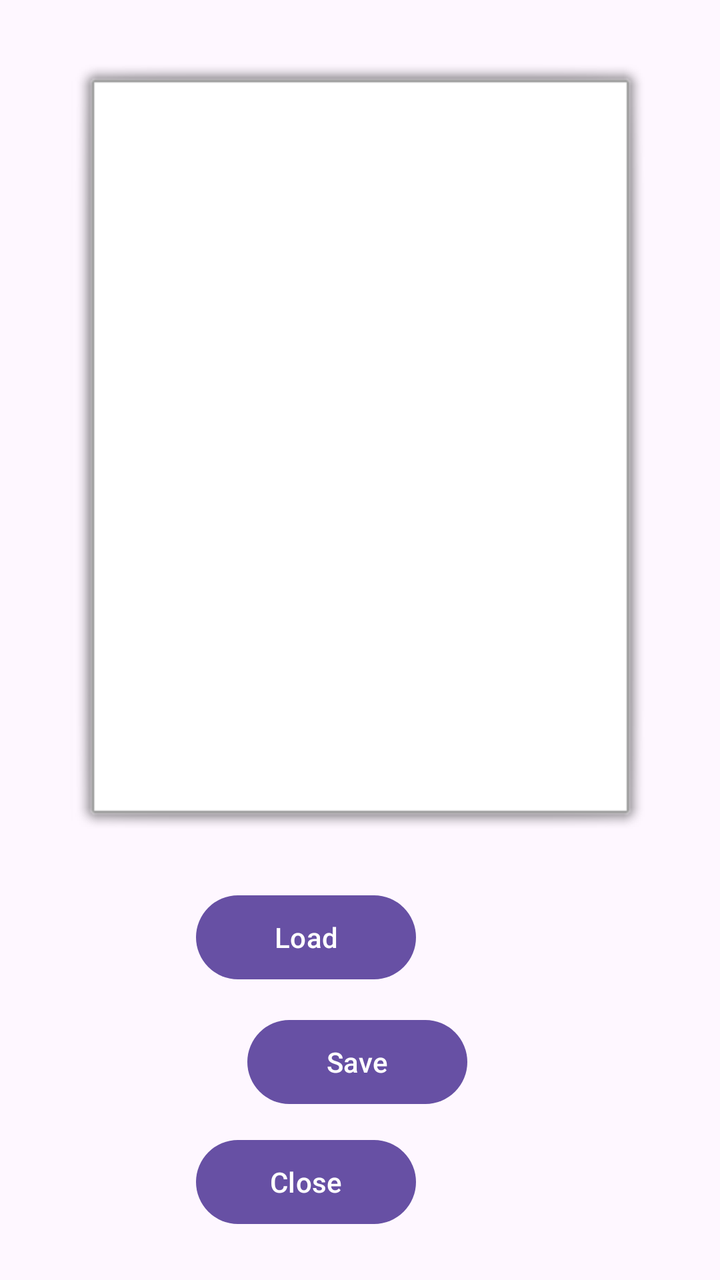
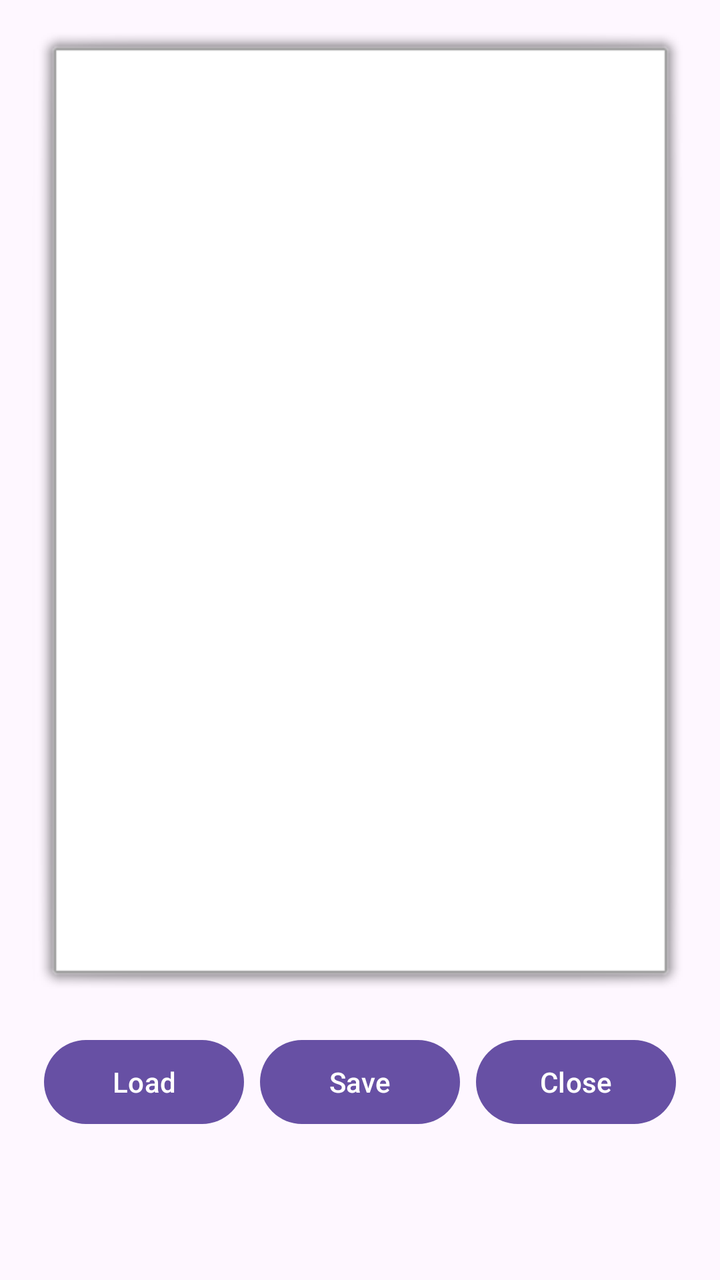

Screens rendered from an Android XML layout before and after an edit, with the pre-edit source and the edit as a unified diff.
<!-- AndroidManifest.xml: application theme Theme.NfcTest1 -->
<!-- res/layout/activity_main.xml -->
<?xml version="1.0" encoding="utf-8"?>
<androidx.constraintlayout.widget.ConstraintLayout xmlns:android="http://schemas.android.com/apk/res/android"
    xmlns:app="http://schemas.android.com/apk/res-auto"
    xmlns:tools="http://schemas.android.com/tools"
    android:id="@+id/main"
    android:layout_width="match_parent"
    android:layout_height="match_parent"
    tools:context=".MainActivity">

    <TextView
        android:id="@+id/textView"
        android:layout_width="wrap_content"
        android:layout_height="wrap_content"
        android:text="Hello World!"
        app:layout_constraintBottom_toBottomOf="parent"
        app:layout_constraintEnd_toEndOf="parent"
        app:layout_constraintStart_toStartOf="parent"
        app:layout_constraintTop_toTopOf="parent"
        app:layout_constraintVertical_bias="0.629" />


    <Button
        android:id="@+id/buttonClose"
        android:layout_width="110dp"
        android:layout_height="50dp"
        android:layout_marginEnd="152dp"
        android:layout_marginBottom="24dp"
        android:text="Close"
        app:layout_constraintBottom_toBottomOf="parent"
        app:layout_constraintEnd_toEndOf="parent" />

    <TextView
        android:id="@+id/txtquestion"
        android:layout_width="290dp"
        android:layout_height="388dp"
        android:layout_marginStart="32dp"
        android:layout_marginTop="32dp"
        android:layout_marginEnd="32dp"
        android:background="@android:drawable/alert_light_frame"
        android:lines="20"
        android:scrollbars="vertical"
        android:scrollHorizontally="false"
        android:textSize="15sp"
        app:layout_constraintEnd_toEndOf="parent"
        app:layout_constraintStart_toStartOf="parent"
        app:layout_constraintTop_toTopOf="parent" />

    <Button
        android:id="@+id/buttonLoad"
        android:layout_width="110dp"
        android:layout_height="50dp"
        android:layout_marginStart="149dp"
        android:layout_marginTop="26dp"
        android:layout_marginEnd="152dp"
        android:layout_marginBottom="2dp"
        android:text="Load"
        app:layout_constraintBottom_toTopOf="@+id/buttonSave"
        app:layout_constraintEnd_toEndOf="parent"
        app:layout_constraintHorizontal_bias="1.0"
        app:layout_constraintStart_toStartOf="parent"
        app:layout_constraintTop_toBottomOf="@+id/textView" />

    <Button
        android:id="@+id/buttonSave"
        android:layout_width="110dp"
        android:layout_height="50dp"
        android:layout_marginStart="149dp"
        android:layout_marginTop="2dp"
        android:layout_marginEnd="152dp"
        android:layout_marginBottom="2dp"
        android:text="Save"
        app:layout_constraintBottom_toTopOf="@+id/buttonClose"
        app:layout_constraintEnd_toEndOf="parent"
        app:layout_constraintStart_toStartOf="parent"
        app:layout_constraintTop_toBottomOf="@+id/buttonLoad" />


</androidx.constraintlayout.widget.ConstraintLayout>
<!-- resources referenced by this layout -->
<resources>
  <style name="Theme.NfcTest1" parent="Base.Theme.NfcTest1" />
  <style name="Base.Theme.NfcTest1" parent="Theme.Material3.DayNight.NoActionBar">
          
          
      </style>
</resources>

<!-- the commit's change to res/layout/activity_main.xml (unified diff, before → after) -->
@@ -8,71 +8,55 @@
     tools:context=".MainActivity">
 
     <TextView
-        android:id="@+id/textView"
-        android:layout_width="wrap_content"
-        android:layout_height="wrap_content"
-        android:text="Hello World!"
-        app:layout_constraintBottom_toBottomOf="parent"
-        app:layout_constraintEnd_toEndOf="parent"
-        app:layout_constraintStart_toStartOf="parent"
-        app:layout_constraintTop_toTopOf="parent"
-        app:layout_constraintVertical_bias="0.629" />
-
-
-    <Button
-        android:id="@+id/buttonClose"
-        android:layout_width="110dp"
-        android:layout_height="50dp"
-        android:layout_marginEnd="152dp"
-        android:layout_marginBottom="24dp"
-        android:text="Close"
-        app:layout_constraintBottom_toBottomOf="parent"
-        app:layout_constraintEnd_toEndOf="parent" />
-
-    <TextView
         android:id="@+id/txtquestion"
-        android:layout_width="290dp"
-        android:layout_height="388dp"
-        android:layout_marginStart="32dp"
-        android:layout_marginTop="32dp"
-        android:layout_marginEnd="32dp"
+        android:layout_width="0dp"
+        android:layout_height="0dp"
+        android:layout_margin="16dp"
         android:background="@android:drawable/alert_light_frame"
-        android:lines="20"
         android:scrollbars="vertical"
         android:scrollHorizontally="false"
         android:textSize="15sp"
+        app:layout_constraintBottom_toTopOf="@+id/buttonFlow"
         app:layout_constraintEnd_toEndOf="parent"
         app:layout_constraintStart_toStartOf="parent"
         app:layout_constraintTop_toTopOf="parent" />
 
+    
+    <androidx.constraintlayout.helper.widget.Flow
+        android:id="@+id/buttonFlow"
+        android:layout_width="0dp"
+        android:layout_height="108dp"
+        android:layout_marginStart="16dp"
+        android:layout_marginEnd="16dp"
+        android:layout_marginBottom="16dp"
+        app:constraint_referenced_ids="buttonLoad,buttonSave,buttonClose"
+        app:flow_horizontalGap="8dp"
+        app:flow_horizontalStyle="packed"
+        app:flow_maxElementsWrap="3"
+        app:flow_verticalBias="0"
+        app:flow_verticalGap="8dp"
+        app:flow_verticalStyle="packed"
+        app:flow_wrapMode="aligned"
+        app:layout_constraintBottom_toBottomOf="parent"
+        app:layout_constraintEnd_toEndOf="parent"
+        app:layout_constraintStart_toStartOf="parent" />
+
     <Button
         android:id="@+id/buttonLoad"
-        android:layout_width="110dp"
+        android:layout_width="100dp"
         android:layout_height="50dp"
-        android:layout_marginStart="149dp"
-        android:layout_marginTop="26dp"
-        android:layout_marginEnd="152dp"
-        android:layout_marginBottom="2dp"
-        android:text="Load"
-        app:layout_constraintBottom_toTopOf="@+id/buttonSave"
-        app:layout_constraintEnd_toEndOf="parent"
-        app:layout_constraintHorizontal_bias="1.0"
-        app:layout_constraintStart_toStartOf="parent"
-        app:layout_constraintTop_toBottomOf="@+id/textView" />
+        android:text="Load" />
 
     <Button
         android:id="@+id/buttonSave"
-        android:layout_width="110dp"
+        android:layout_width="100dp"
         android:layout_height="50dp"
-        android:layout_marginStart="149dp"
-        android:layout_marginTop="2dp"
-        android:layout_marginEnd="152dp"
-        android:layout_marginBottom="2dp"
-        android:text="Save"
-        app:layout_constraintBottom_toTopOf="@+id/buttonClose"
-        app:layout_constraintEnd_toEndOf="parent"
-        app:layout_constraintStart_toStartOf="parent"
-        app:layout_constraintTop_toBottomOf="@+id/buttonLoad" />
+        android:text="Save" />
 
+    <Button
+        android:id="@+id/buttonClose"
+        android:layout_width="100dp"
+        android:layout_height="50dp"
+        android:text="Close" />
 
 </androidx.constraintlayout.widget.ConstraintLayout>
